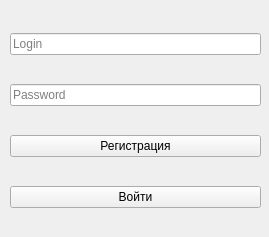
Before: the Qt Designer form windows/AuthPage.ui in RuslanRinatovich/QtMyProject1, drawn with Qt 5.
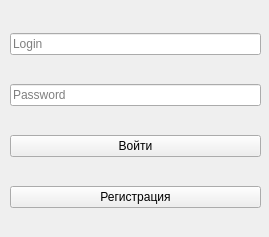
After: the same form once the commit is applied. Icons and pictures are not drawn.

Diff of the .ui file:
```diff
--- a/windows/AuthPage.ui
+++ b/windows/AuthPage.ui
@@ -35,7 +35,7 @@
    <iconset>
     <normaloff>key.ico</normaloff>key.ico</iconset>
   </property>
-  <widget class="QWidget" name="">
+  <widget class="QWidget" name="layoutWidget">
    <property name="geometry">
     <rect>
      <x>10</x>
@@ -59,13 +59,6 @@
       </property>
      </widget>
     </item>
-    <item>
-     <widget class="QPushButton" name="btnRegs">
-      <property name="text">
-       <string>Регистрация</string>
-      </property>
-     </widget>
-    </item>
     <item>
      <widget class="QPushButton" name="btnAuth">
       <property name="sizePolicy">
@@ -79,6 +72,13 @@
       </property>
      </widget>
     </item>
+    <item>
+     <widget class="QPushButton" name="btnRegs">
+      <property name="text">
+       <string>Регистрация</string>
+      </property>
+     </widget>
+    </item>
    </layout>
   </widget>
  </widget>
```
